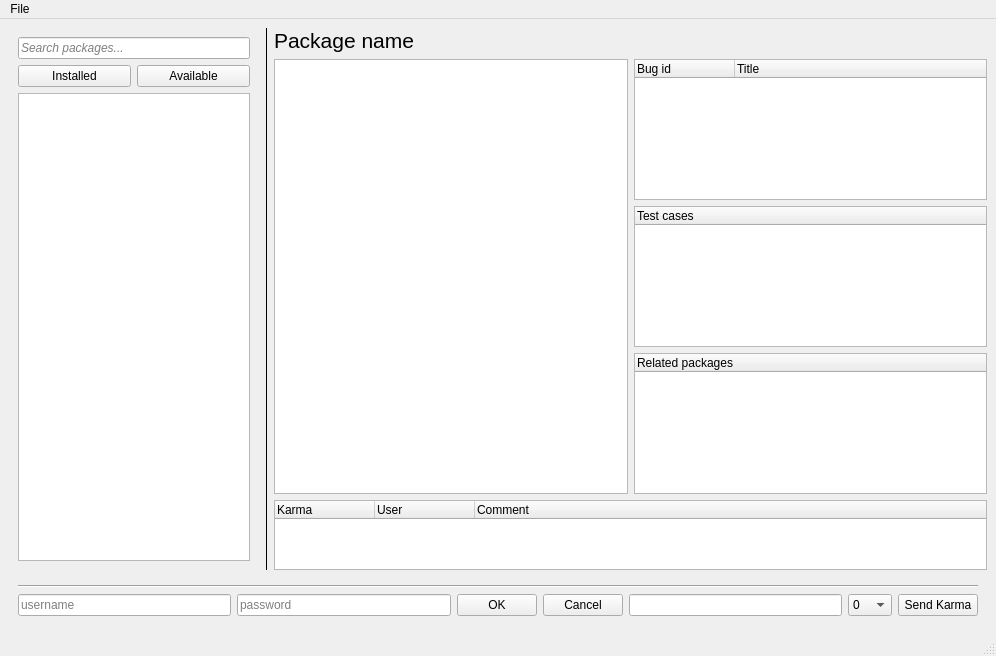
Above: ui/mainwindow.ui from examon/fedora-gooey-karma before the change. Below: the same form after it.
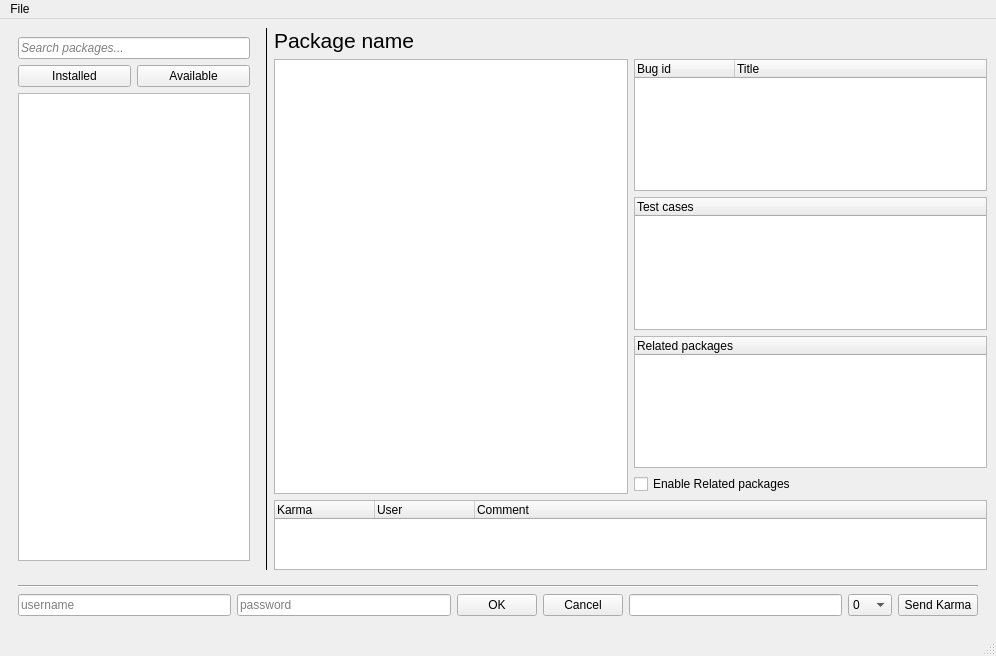
That is the form after the change.

```diff
--- a/ui/mainwindow.ui
+++ b/ui/mainwindow.ui
@@ -214,6 +214,13 @@
               </column>
              </widget>
             </item>
+            <item>
+             <widget class="QCheckBox" name="enableRelatedPackages">
+              <property name="text">
+               <string>Enable Related packages</string>
+              </property>
+             </widget>
+            </item>
            </layout>
           </item>
          </layout>
```
